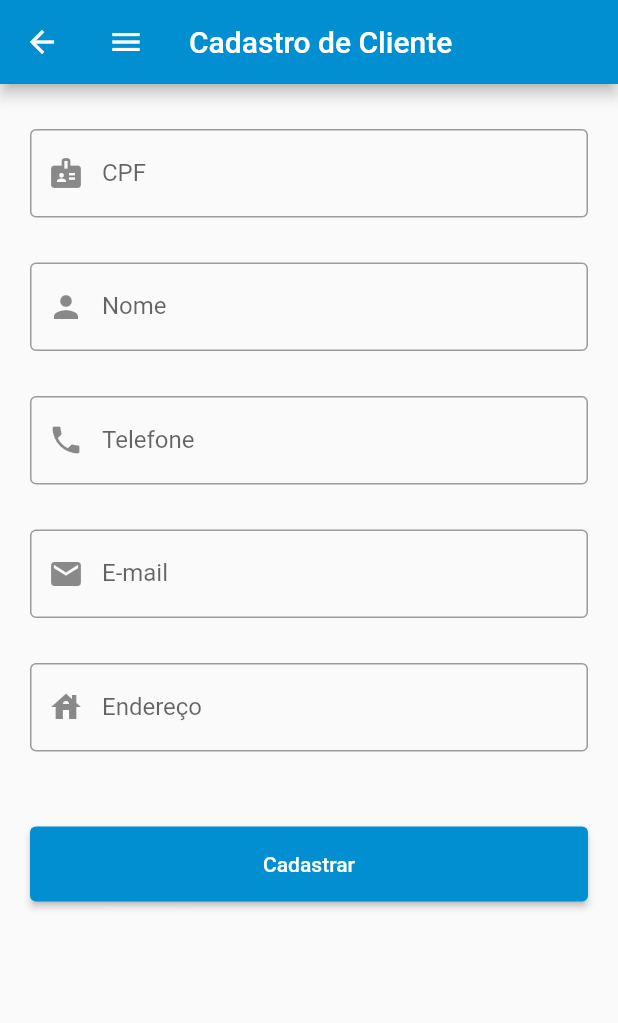
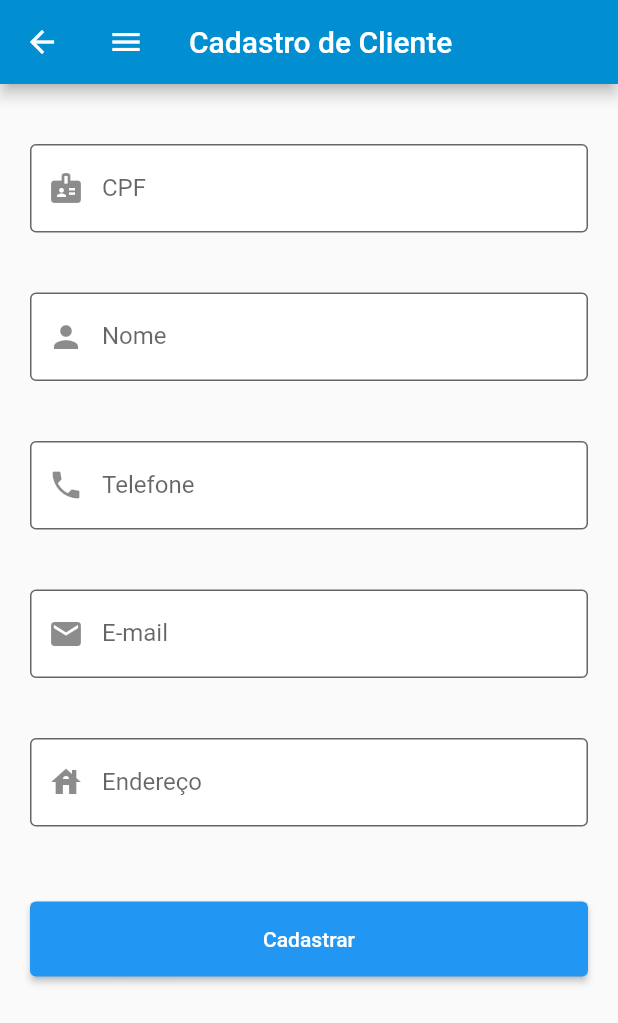
Before and after one commit to souzamarcot/sobreRodas, a Flutter app: the CadCliente screen opened directly, on a phone screen of 412 x 824 dp. Shown: the top 1023 px of the screen. Run offline on Flutter 3.47's test engine with Material 2 defaults, Android fonts, the phone set to English and light mode, and no system bars; our stand-ins replace motion_toast.

Commit message:
Atualização 3Bim

```diff
--- /dev/null
+++ b/lib/modules/cliente/models/cliente_model.dart
@@ -0,0 +1,94 @@
+import 'dart:convert';
+
+class ClienteModel {
+  String? cpf;
+  String? nome;
+  String? telefone;
+  String? email;
+  String? endereco;
+
+  ClienteModel({
+    this.cpf,
+    this.nome,
+    this.telefone,
+    this.email,
+    this.endereco,
+  });
+
+  ClienteModel copyWith({
+    String? cpf,
+    String? nome,
+    String? telefone,
+    String? email,
+    String? endereco,
+  }) {
+    return ClienteModel(
+      cpf: cpf ?? this.cpf,
+      nome: nome ?? this.nome,
+      telefone: telefone ?? this.telefone,
+      email: email ?? this.email,
+      endereco: endereco ?? this.endereco,
+    );
+  }
+
+  Map<String, dynamic> toMap() {
+    return <String, dynamic>{
+      'cpf': cpf,
+      'nome': nome,
+      'telefone': telefone,
+      'email': email,
+      'endereco': endereco,
+    };
+  }
+
+  factory ClienteModel.fromMap(Map<String, dynamic> map) {
+    return ClienteModel(
+      cpf: map['cpf'],
+      nome: map['nome'],
+      telefone: map['telefone'],
+      email: map['email'],
+      endereco: map['endereco'],
+    );
+  }
+
+  String toJson() => json.encode(toMap());
+
+  factory ClienteModel.fromJson(String source) => ClienteModel.fromMap(json.decode(source));
+
+  @override
+  String toString() => 'ClienteModel(cpf: $cpf, nome: $nome, telefone: $telefone, email: $email, endereco: $endereco)';
+
+  @override
+  bool operator ==(Object other) {
+    if (identical(this, other)) return true;
+
+    return other is ClienteModel &&
+      other.cpf == cpf &&
+      other.nome == nome &&
+      other.telefone == telefone &&
+      other.email == email &&
+      other.endereco == endereco;
+  }
+
+  @override
+  int get hashCode => cpf.hashCode ^ nome.hashCode ^ telefone.hashCode ^ email.hashCode ^ endereco.hashCode;
+
+  bool isValid(){
+    if (cpf == null || cpf!.isEmpty){
+      throw Exception('CPF não informado.');
+    }
+    if (nome == null || nome!.isEmpty){
+      throw Exception('Nome não informado.');
+    }
+    if (telefone == null || telefone!.isEmpty){
+      throw Exception('Telefone não informada.');
+    }
+    if (email == null || email!.isEmpty){
+      throw Exception('Email não informada.');
+    }
+    if (endereco == null || endereco!.isEmpty){
+      throw Exception('Endereço não informada.');
+    }
+    return true;
+  }
+}
--- a/lib/modules/cliente/pages/cadCliente_page.dart
+++ b/lib/modules/cliente/pages/cadCliente_page.dart
@@ -1,5 +1,10 @@
 import 'package:flutter/material.dart';
+import 'package:motion_toast/motion_toast.dart';
+import 'package:motion_toast/resources/arrays.dart';
 import 'package:sobrerodas/modules/cliente/controllers/cadCliente_controller.dart';
+import 'package:sobrerodas/shared/components/botao_formulario/botao_formulario.dart';
+import 'package:sobrerodas/shared/components/campo_formulario/campo_formulario.dart';
+
 
 class CadCliente extends StatefulWidget {
   const CadCliente({ Key? key }) : super(key: key);
@@ -8,9 +13,9 @@
   State<CadCliente> createState() => _CadClienteState();
 }
 
+class _CadClienteState extends State<CadCliente> {
   final _controller = CadClienteController();
 
-class _CadClienteState extends State<CadCliente> {
   @override
   Widget build(BuildContext context) {
     return Scaffold(
@@ -27,90 +32,95 @@
           ],
         )
       ),
-      body: ListView(
+      body: Form(
+        child: ListView(
           children: [
             Padding(
-            padding: const EdgeInsets.fromLTRB(20,30,20,0),
-            child: TextFormField(
-              controller: _controller.CPF,
-              keyboardType: TextInputType.number,
-              decoration: const InputDecoration(
-                prefixIcon: Icon(Icons.badge),
-                label: Text('CPF'),
-                border: OutlineInputBorder(),
+              padding:  const EdgeInsets.fromLTRB(20,30,20,0),
+              child: CampoForm(
+                hintText: '000.000.000-00',
+                icone: Icons.badge,
+                controller: _controller.cpf,
+                keyBoardType: TextInputType.number,
+                textLabel: 'CPF',
               ),
             ),
-          ),
-
             Padding(
-            padding: const EdgeInsets.fromLTRB(20, 30, 20, 0),
-            child: TextFormField(
+              padding:  const EdgeInsets.fromLTRB(20,30,20,0),
+              child: CampoForm(
+                hintText: 'Fulano da Silva',
+                icone: Icons.person,
                 controller: _controller.nome,
-              keyboardType: TextInputType.text,
-              decoration: const InputDecoration(
-                prefixIcon: Icon(Icons.person),
-                label: Text('Nome'),
-                border: OutlineInputBorder(),
+                keyBoardType: TextInputType.text,
+                textLabel: 'Nome',
               ),
             ),
-          ),
-
             Padding(
-            padding: const EdgeInsets.fromLTRB(20, 30, 20, 0),
-            child: TextFormField(
+              padding:  const EdgeInsets.fromLTRB(20,30,20,0),
+              child: CampoForm(
+                hintText: '(00) 00000-0000',
+                icone: Icons.phone,
                 controller: _controller.telefone,
-              keyboardType: TextInputType.phone,
-              decoration: const InputDecoration(
-                prefixIcon: Icon(Icons.phone),
-                label: Text('Telefone'),
-                border: OutlineInputBorder(),
+                keyBoardType: TextInputType.phone,
+                textLabel: 'Telefone',
               ),
             ),
-          ),
-
             Padding(
-            padding: const EdgeInsets.fromLTRB(20, 30, 20, 0),
-            child: TextFormField(
+              padding:  const EdgeInsets.fromLTRB(20,30,20,0),
+              child: CampoForm(
+                hintText: 'fulano@fulano.com',
+                icone: Icons.email,
                 controller: _controller.email,
-              keyboardType: TextInputType.emailAddress,
-              decoration: const InputDecoration(
-                prefixIcon: Icon(Icons.email),
-                label: Text('E-mail'),
-                border: OutlineInputBorder(),
+                keyBoardType: TextInputType.emailAddress,
+                textLabel: 'E-mail',
               ),
             ),
-          ),
-
             Padding(
-            padding: const EdgeInsets.fromLTRB(20, 30, 20, 0),
-            child: TextFormField(
+              padding:  const EdgeInsets.fromLTRB(20,30,20,0),
+              child: CampoForm(
+                hintText: 'Rua, nº, bairro, cidade, estado.',
+                icone: Icons.house,
                 controller: _controller.endereco,
-              keyboardType: TextInputType.text,
-              decoration: const InputDecoration(
-                prefixIcon: Icon(Icons.house),
-                label: Text('Endereço'),
-                border: OutlineInputBorder(),
-              ),
+                keyBoardType: TextInputType.text,
+                textLabel: 'Endereço',
               ),
             ),
 
           Padding(
             padding: const EdgeInsets.fromLTRB(20,50,20,0),
-            child: ElevatedButton(
-              onPressed:(){},
-              child: const Text('Cadastrar',
+            child: BotaoForm(
+                texto: 'Cadastrar',
+                cor: Colors.blue,
+                corTexto: Colors.white,
+                aoClicar: (){
+                  _controller.salvarOnPressed(
+                    sucesso: (){
+                      Navigator.pop(context);
+                    },
+                    falha: (motivo){
+                      MotionToast.error(
+                        title: const Text(
+                          'Erro',
                           style: TextStyle(
-                  color:Colors.white
+                            fontWeight: FontWeight.bold,
                           ),
                         ),
-              style: ElevatedButton.styleFrom(
-                primary: const Color.fromRGBO(1, 143, 209, 100),
-                minimumSize: const Size(100,50),
-              ),
+                        description: Text(motivo),
+                        animationType: AnimationType.fromLeft,
+                        position: MotionToastPosition.top,
+                        barrierColor: Colors.black.withOpacity(0.3),
+                        width: 300,
+                        height: 80,
+                        dismissable: false,
+                      ).show(context);
+                    }
+                  );
+                },
               ),
           ),
         ],
         ),
+      ),
     );
   }
 }
--- /dev/null
+++ b/lib/shared/components/botao_formulario/botao_formulario.dart
@@ -0,0 +1,37 @@
+import 'package:flutter/material.dart';
+
+class BotaoForm extends StatefulWidget {
+  final String texto;
+  final Color cor;
+  final Color corTexto;
+  void Function()? aoClicar;
+
+  BotaoForm(
+    {Key? key,
+    required this.texto,
+    required this.cor,
+    required this.corTexto,
+    this.aoClicar
+    }
+  ): super(key: key);
+
+  @override
+  State<BotaoForm> createState() => _BotaoFormState();
+}
+
+class _BotaoFormState extends State<BotaoForm>{
+  @override
+  Widget build(BuildContext context) {
+    return ElevatedButton(
+      onPressed: widget.aoClicar,
+      child: Text(
+        widget.texto,
+        style: TextStyle(color: widget.corTexto),
+      ),
+      style: ElevatedButton.styleFrom(
+        primary: widget.cor,
+        minimumSize: Size(225, 50),
+      ),
+    );
+  }
+}
--- /dev/null
+++ b/lib/shared/components/campo_formulario/campo_formulario.dart
@@ -0,0 +1,67 @@
+import 'package:flutter/material.dart';
+
+class CampoForm extends StatefulWidget {
+  final String hintText;
+  final IconData icone;
+  final TextEditingController controller;
+  final bool? password;
+  final TextInputType keyBoardType;
+  final String textLabel;
+
+  const CampoForm({
+    Key? key,
+    required this.hintText,
+    required this.icone,
+    required this.controller,
+    this.password,
+    required this.keyBoardType,
+    required this.textLabel,
+    }) : super(key: key);
+
+  @override
+  State<CampoForm> createState() => _CampoFormState();
+}
+
+class _CampoFormState extends State<CampoForm> {
+  var _mostrarSenha = true;
+
+  @override
+  void initState() {
+    super.initState();
+    _mostrarSenha = true;
+  }
+
+  @override
+  Widget build(BuildContext context) {
+    return Column(
+      mainAxisAlignment: MainAxisAlignment.start,
+      crossAxisAlignment: CrossAxisAlignment.start,
+      children: [
+        Padding(
+          padding: const EdgeInsets.fromLTRB(0, 10, 0, 0),
+          child: TextFormField(
+            obscureText: widget.password == true ? _mostrarSenha : false,
+            decoration: InputDecoration(
+              label: Text(widget.textLabel),
+              labelStyle: const TextStyle(height: 3),
+              prefixIcon: Icon(widget.icone),
+              hintText: widget.hintText,
+              border: const OutlineInputBorder(),
+              fillColor: Colors.white,
+              filled: true,
+              suffixIcon: widget.password == true ? IconButton(
+                onPressed: (){
+                  setState(() {
+                    _mostrarSenha = !_mostrarSenha;
+                  });
+                },
+                icon: _mostrarSenha == true ? const Icon(Icons.visibility_off): const Icon(Icons.visibility)
+              ):null,
+            ),
+            controller: widget.controller,
+          ),
+        ),
+      ],
+    );
+  }
+}
--- a/pubspec.yaml
+++ b/pubspec.yaml
@@ -34,6 +34,7 @@
   # The following adds the Cupertino Icons font to your application.
   # Use with the CupertinoIcons class for iOS style icons.
   cupertino_icons: ^1.0.2
+  motion_toast: ^2.3.3
 
 dev_dependencies:
   flutter_test:
```
Also changed, not shown: lib/core/app.dart (+0 -7 lines), lib/modules/cliente/controllers/cadCliente_controller.dart (+27 -2 lines), lib/modules/cliente/controllers/viewCliente_controller.dart (+22 -0 lines), lib/modules/cliente/pages/viewCliente_page.dart (+51 -10 lines), lib/modules/cliente/repositories/cliente_repository.dart (added, +46 -0 lines), lib/modules/cliente/repositories/datasource/datasource_ds.dart (added, +8 -0 lines), lib/modules/cliente/repositories/datasource/memoria_datasource.dart (added, +44 -0 lines), lib/modules/home/controllers/home_controller.dart (+12 -0 lines), lib/modules/home/pages/home_page.dart (+93 -74 lines), pubspec.lock. Lines whose indentation alone changed are shown as unchanged.
